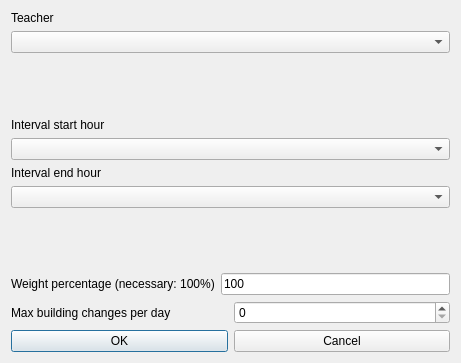
The window that fet/src/interface/modifyconstraintteachermaxbuildingchangesperrealdayinintervalform_template.ui (vonmecheln/fet) describes before a commit, drawn with Qt 5.
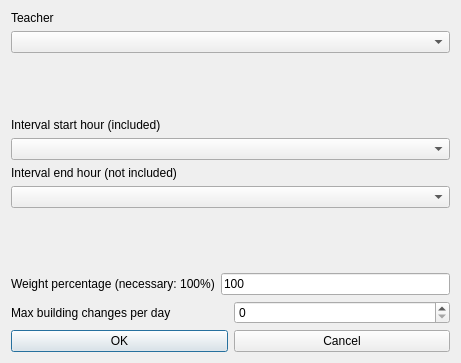
The same window after the commit.

Patch:
```diff
--- a/fet/src/interface/modifyconstraintteachermaxbuildingchangesperrealdayinintervalform_template.ui
+++ b/fet/src/interface/modifyconstraintteachermaxbuildingchangesperrealdayinintervalform_template.ui
@@ -59,7 +59,7 @@
         <enum>QFrame::Plain</enum>
        </property>
        <property name="text">
-        <string>Interval end hour</string>
+        <string extracomment="This field refers to a constraint operating on a given hourly interval. The selected start hour of the interval is included (is counted) in the constraint, while the selected end hour of the interval is not included (is not counted) in the constraint.">Interval end hour (not included)</string>
        </property>
        <property name="wordWrap">
         <bool>false</bool>
@@ -105,7 +105,7 @@
         <enum>QFrame::Plain</enum>
        </property>
        <property name="text">
-        <string>Interval start hour</string>
+        <string extracomment="This field refers to a constraint operating on a given hourly interval. The selected start hour of the interval is included (is counted) in the constraint, while the selected end hour of the interval is not included (is not counted) in the constraint.">Interval start hour (included)</string>
        </property>
        <property name="wordWrap">
         <bool>false</bool>
```
